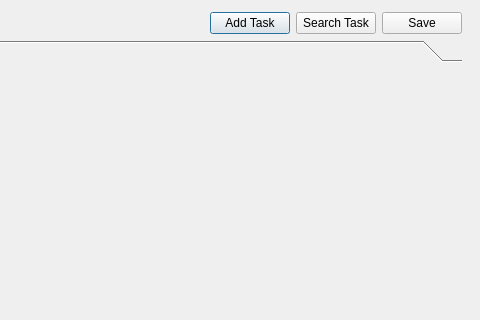
Before: the Qt Designer form Board.ui in ValeriaNardoni/ListaToDo, drawn with Qt 5; both pictures show x 188 to 668 and y 0 to 320 of the 668 by 403 pixel window.
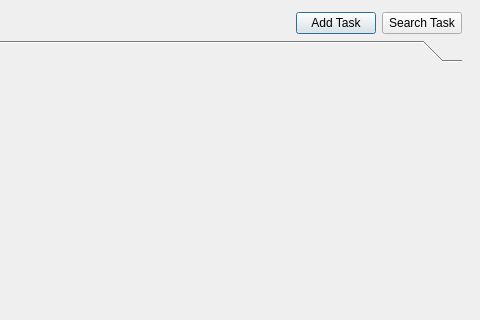
After: the same form once the commit is applied.

```diff
--- a/Board.ui
+++ b/Board.ui
@@ -59,13 +59,6 @@
                                 </property>
                             </widget>
                         </item>
-                        <item>
-                            <widget class="QPushButton" name="SaveTask">
-                                <property name="text">
-                                    <string>Save</string>
-                                </property>
-                            </widget>
-                        </item>
                     </layout>
                 </item>
                 <item row="1" column="0">
```
